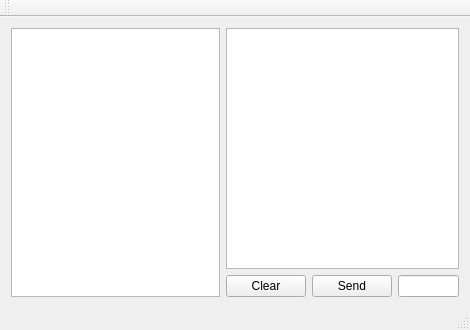
Before: the Qt Designer form MUSB/musb.ui in blackmiaool/Qt_USB_Class, drawn with Qt 5.
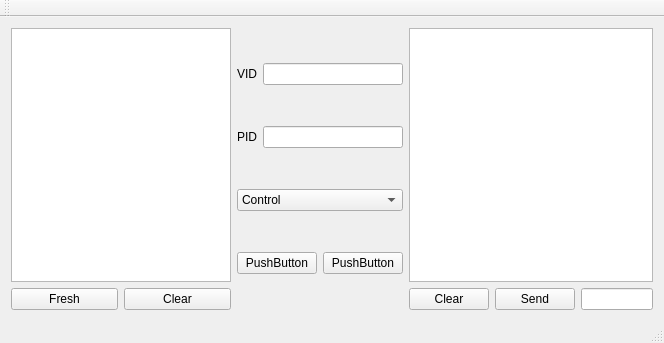
After: the same form once the commit is applied.

Diff of the .ui file:
```diff
--- a/MUSB/musb.ui
+++ b/MUSB/musb.ui
@@ -6,17 +6,113 @@
    <rect>
     <x>0</x>
     <y>0</y>
-    <width>470</width>
-    <height>330</height>
+    <width>664</width>
+    <height>343</height>
    </rect>
   </property>
   <property name="windowTitle">
    <string>MUSB</string>
   </property>
   <widget class="QWidget" name="centralWidget">
-   <layout class="QHBoxLayout" name="horizontalLayout_2">
+   <layout class="QHBoxLayout" name="horizontalLayout_6">
     <item>
-     <widget class="QTreeView" name="treeView"/>
+     <layout class="QVBoxLayout" name="verticalLayout_2">
+      <item>
+       <widget class="QTreeView" name="treeView"/>
+      </item>
+      <item>
+       <layout class="QHBoxLayout" name="horizontalLayout_2">
+        <item>
+         <widget class="QPushButton" name="pushButton_5">
+          <property name="text">
+           <string>Fresh</string>
+          </property>
+         </widget>
+        </item>
+        <item>
+         <widget class="QPushButton" name="pushButton_6">
+          <property name="text">
+           <string>Clear</string>
+          </property>
+         </widget>
+        </item>
+       </layout>
+      </item>
+     </layout>
+    </item>
+    <item>
+     <layout class="QVBoxLayout" name="verticalLayout_3">
+      <item>
+       <layout class="QHBoxLayout" name="horizontalLayout_3">
+        <item>
+         <widget class="QLabel" name="label">
+          <property name="text">
+           <string>VID</string>
+          </property>
+         </widget>
+        </item>
+        <item>
+         <widget class="QLineEdit" name="lineEdit_2"/>
+        </item>
+       </layout>
+      </item>
+      <item>
+       <layout class="QHBoxLayout" name="horizontalLayout_4">
+        <item>
+         <widget class="QLabel" name="label_2">
+          <property name="text">
+           <string>PID</string>
+          </property>
+         </widget>
+        </item>
+        <item>
+         <widget class="QLineEdit" name="lineEdit_3"/>
+        </item>
+       </layout>
+      </item>
+      <item>
+       <widget class="QComboBox" name="comboBox">
+        <item>
+         <property name="text">
+          <string>Control</string>
+         </property>
+        </item>
+        <item>
+         <property name="text">
+          <string>Bulk</string>
+         </property>
+        </item>
+        <item>
+         <property name="text">
+          <string>Interruput</string>
+         </property>
+        </item>
+        <item>
+         <property name="text">
+          <string>Synchron</string>
+         </property>
+        </item>
+       </widget>
+      </item>
+      <item>
+       <layout class="QHBoxLayout" name="horizontalLayout_5">
+        <item>
+         <widget class="QPushButton" name="pushButton_3">
+          <property name="text">
+           <string>PushButton</string>
+          </property>
+         </widget>
+        </item>
+        <item>
+         <widget class="QPushButton" name="pushButton_4">
+          <property name="text">
+           <string>PushButton</string>
+          </property>
+         </widget>
+        </item>
+       </layout>
+      </item>
+     </layout>
     </item>
     <item>
      <layout class="QVBoxLayout" name="verticalLayout">
```
Left out of the diff: 2 changed lines with no effect on the pictures.
